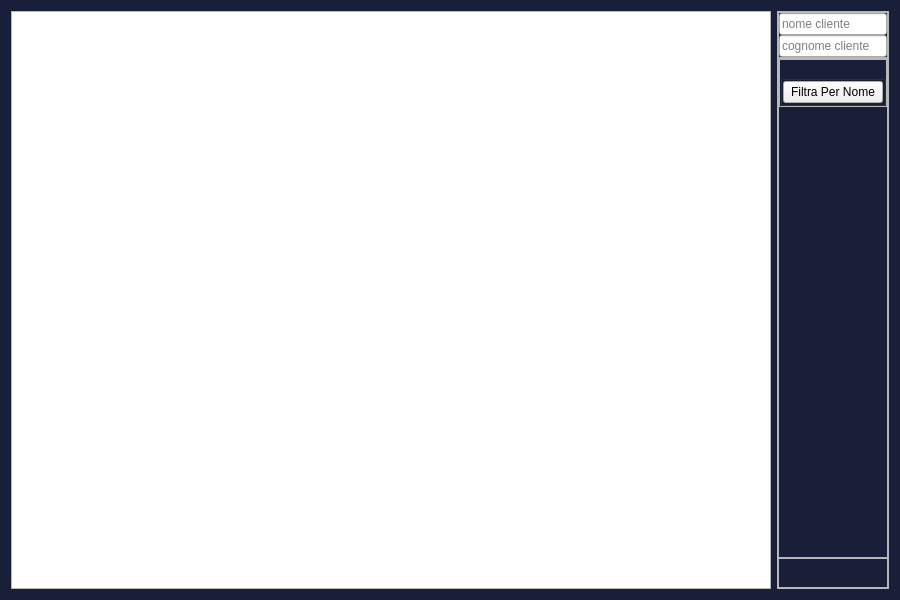
The window that NegozioDelUsatoPython/MVC/View/AdminButtonsViews/accountsView.ui (LeonUrsu/NegozioDellUsato-ExamIS) describes before a commit, drawn with Qt 5.
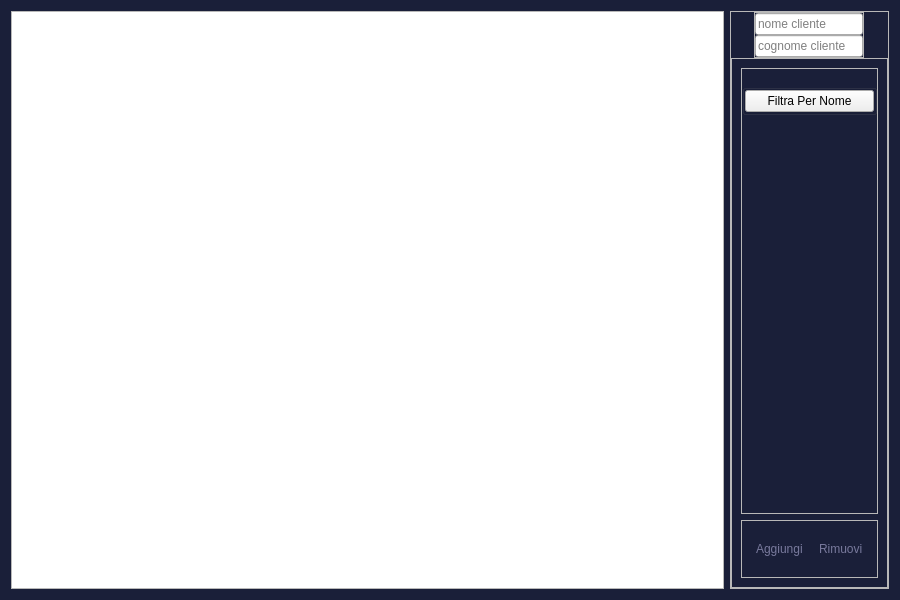
The same window after the commit. Icons and pictures are not drawn.

Patch:
```diff
--- a/NegozioDelUsatoPython/MVC/View/AdminButtonsViews/accountsView.ui
+++ b/NegozioDelUsatoPython/MVC/View/AdminButtonsViews/accountsView.ui
@@ -151,23 +151,8 @@
         <property name="frameShadow">
          <enum>QFrame::Raised</enum>
         </property>
-        <layout class="QVBoxLayout" name="verticalLayout_10">
-         <property name="spacing">
-          <number>0</number>
-         </property>
-         <property name="leftMargin">
-          <number>0</number>
-         </property>
-         <property name="topMargin">
-          <number>0</number>
-         </property>
-         <property name="rightMargin">
-          <number>0</number>
-         </property>
-         <property name="bottomMargin">
-          <number>0</number>
-         </property>
-         <item alignment="Qt::AlignTop">
+        <layout class="QVBoxLayout" name="verticalLayout_2">
+         <item>
           <widget class="QFrame" name="frame_7">
            <property name="frameShape">
             <enum>QFrame::StyledPanel</enum>
@@ -232,11 +217,8 @@
            </layout>
           </widget>
          </item>
-        </layout>
-       </widget>
-      </item>
-      <item alignment="Qt::AlignTop">
-       <widget class="QFrame" name="frame_salva_rimuovi">
+         <item>
+          <widget class="QFrame" name="frame_salva_rimuovi_2">
         <property name="sizePolicy">
          <sizepolicy hsizetype="Preferred" vsizetype="Expanding">
           <horstretch>0</horstretch>
@@ -249,6 +231,12 @@
           <height>30</height>
          </size>
         </property>
+           <property name="maximumSize">
+            <size>
+             <width>520</width>
+             <height>58</height>
+            </size>
+           </property>
         <property name="styleSheet">
          <string notr="true">QPushButton{
 	color:#78799c;
@@ -269,7 +257,39 @@
         <property name="frameShadow">
          <enum>QFrame::Raised</enum>
         </property>
-        <layout class="QHBoxLayout" name="horizontalLayout_5"/>
+           <layout class="QHBoxLayout" name="horizontalLayout_6">
+            <item alignment="Qt::AlignHCenter">
+             <widget class="QPushButton" name="aggiungiBtn">
+              <property name="cursor">
+               <cursorShape>PointingHandCursor</cursorShape>
+              </property>
+              <property name="text">
+               <string>Aggiungi</string>
+              </property>
+              <property name="icon">
+               <iconset resource="../resources.qrc">
+                <normaloff>:/purpleIcons/assets/#78799c(purple) icons/plus.svg</normaloff>:/purpleIcons/assets/#78799c(purple) icons/plus.svg</iconset>
+              </property>
+             </widget>
+            </item>
+            <item alignment="Qt::AlignHCenter">
+             <widget class="QPushButton" name="rimuoviBtn">
+              <property name="cursor">
+               <cursorShape>PointingHandCursor</cursorShape>
+              </property>
+              <property name="text">
+               <string>Rimuovi</string>
+              </property>
+              <property name="icon">
+               <iconset resource="../resources.qrc">
+                <normaloff>:/purpleIcons/assets/#78799c(purple) icons/minus.svg</normaloff>:/purpleIcons/assets/#78799c(purple) icons/minus.svg</iconset>
+              </property>
+             </widget>
+            </item>
+           </layout>
+          </widget>
+         </item>
+        </layout>
        </widget>
       </item>
      </layout>
```
Lines whose indentation alone changed are shown as unchanged.
